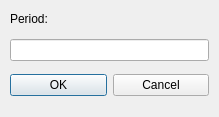
First picture: the form in AFDX_GUI/ui/PeriodDialog.ui, repository PavelVdovin/AFDX_Designer, before the edit.
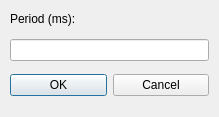
Second picture: the form after the edit.

Diff of the .ui file:
```diff
--- a/AFDX_GUI/ui/PeriodDialog.ui
+++ b/AFDX_GUI/ui/PeriodDialog.ui
@@ -47,7 +47,7 @@
        </sizepolicy>
       </property>
       <property name="text">
-       <string>Period:</string>
+       <string>Period (ms):</string>
       </property>
      </widget>
     </item>
```
